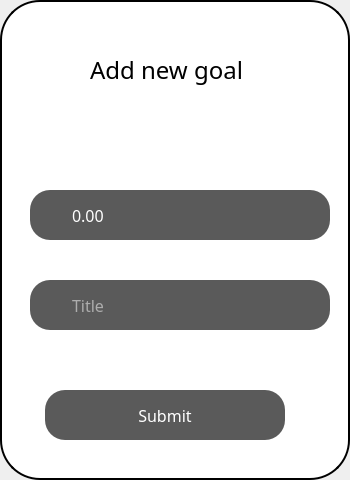
First picture: the form in goalswindow.ui, repository 262094/Financify, before the edit.
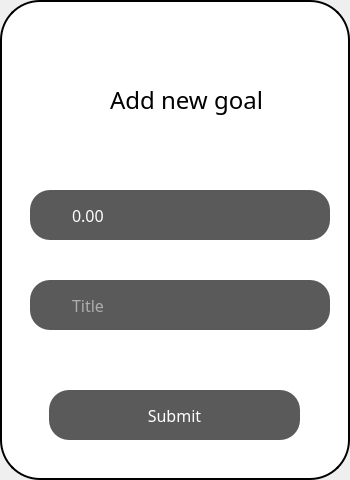
Second picture: the form after the edit. Icons and pictures are not drawn.

Diff of the .ui file:
```diff
--- a/goalswindow.ui
+++ b/goalswindow.ui
@@ -32,9 +32,9 @@
    <widget class="QLabel" name="label">
     <property name="geometry">
      <rect>
-      <x>90</x>
-      <y>50</y>
-      <width>171</width>
+      <x>110</x>
+      <y>80</y>
+      <width>151</width>
       <height>40</height>
      </rect>
     </property>
@@ -55,9 +55,9 @@
    <widget class="QPushButton" name="submitButton">
     <property name="geometry">
      <rect>
-      <x>45</x>
+      <x>49</x>
       <y>390</y>
-      <width>240</width>
+      <width>251</width>
       <height>50</height>
      </rect>
     </property>
```
Left out of the diff: 53 changed lines with no effect on the pictures.
